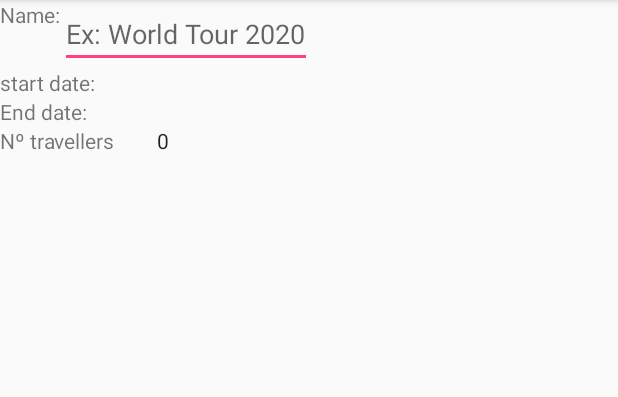
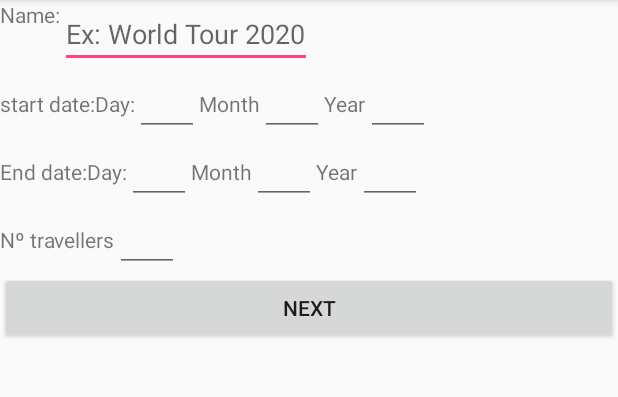
Before and after one commit to tiagoffmr/CrespoFamilyTrips, an Android app: the newTrip screen opened directly, with no data from a screen before it, on a phone screen of 412 x 824 dp, the part 84-481 px from its top. Run offline under Robolectric (Android 15) with nearby library versions, the phone set to English and light mode, and no system bars.

```diff
--- a/app/build.gradle
+++ b/app/build.gradle
@@ -4,7 +4,7 @@ android {
     compileSdkVersion 28
     defaultConfig {
         applicationId "com.nbacademy.crespofamilytrips.crespofamilytrips"
-        minSdkVersion 27
+        minSdkVersion 24
         targetSdkVersion 28
         versionCode 1
         versionName "1.0"
--- /dev/null
+++ b/app/src/main/java/com/nbacademy/crespofamilytrips/crespofamilytrips/DBUtils.java
@@ -0,0 +1,156 @@
+package com.nbacademy.crespofamilytrips.crespofamilytrips;
+
+import android.content.ContentValues;
+import android.content.Context;
+import android.database.sqlite.SQLiteDatabase;
+import android.database.sqlite.SQLiteOpenHelper;
+import android.util.Log;
+
+import java.util.HashMap;
+
+public class DBUtils extends SQLiteOpenHelper {
+    private static final int DATABASE_VERSION = 1;
+    public static final String DATABASE_NAME = "CrespoTrips";
+    public static final String TRIP_TABLE_NAME = "Trip";
+    public static final String TRIP_COLUMN_ID = "Trip_ID";
+    public static final String TRIP_COLUMN_NAME = "Trip_Name";
+    public static final String TRIP_COLUMN_FAMILY_NUMBER = "Family_Number";
+    public static final String TRIP_COLUMN_START_DATE = "Start_Date";
+
+    public static final String DESTINATION_TABLE_NAME = "Destination";
+    public static final String DESTINATION_COLUMN_ID = "Destination_ID";
+    public static final String DESTINATION_COLUMN_TRIP_ID = "Destination_Trip_ID";
+    public static final String DESTINATION_COLUMN_NAME = "Destination_name";
+    public static final String DESTINATION_COLUMN_DAYS = "Number_days";
+
+    public static final String CATEGORY_TABLE_NAME = "Category";
+    public static final String CATEGORY_COLUMN_ID = "Category_ID";
+    public static final String CATEGORY_COLUMN_DESTINATION_ID = "Category_Destination_ID";
+    public static final String CATEGORY_COLUMN_NAME = "Category_name";
+    public static final String CATEGORY_COLUMN_BUDGET = "Budget";
+
+    public static final String SUB_CATEGORY_TABLE_NAME = "Sub_Category";
+    public static final String SUB_CATEGORY_COLUMN_CATEGORY_ID = "Sub_Category_Category_ID";
+    public static final String SUB_CATEGORY_COLUMN_SUB_CATEGORY_ID = "Sub_Category_ID";
+    public static final String SUB_CATEGORY_COLUMN_SUB_CATEGORY_NAME = "Sub_Category_Name";
+    public static final String SUB_CATEGORY_COLUMN_SUB_CATEGORY_PERCENTAGE = "Sub_Category_Percentage";
+
+    public static final String EXPENSE_TABLE_NAME = "Expense";
+    public static final String EXPENSE_COLUMN_ID = "Expense_ID";
+    public static final String EXPENSE_COLUMN_CATEGORY_ID = "Expense_Category_ID";
+    public static final String EXPENSE_COLUMN_DESCRIPTION = "Expense_description";
+    public static final String EXPENSE_COLUMN_AMOUNT = "Expense_amount";
+    private HashMap hp;
+
+    public DBUtils(Context context) {
+        super(context, DATABASE_NAME, null, DATABASE_VERSION);
+    }
+
+    @Override
+    public void onCreate(SQLiteDatabase db) {
+        Log.d("puta", "VAI PARA O CRL MONTEIRO");
+        String CREATE_TABLE_TRIP = "CREATE TABLE IF NOT EXISTS " + TRIP_TABLE_NAME + "("
+                + TRIP_COLUMN_ID + " INTEGER PRIMARY KEY AUTOINCREMENT,"
+                + TRIP_COLUMN_NAME + " TEXT NOT NULL,"
+                + TRIP_COLUMN_FAMILY_NUMBER + " INTEGER NOT NULL,"
+                + TRIP_COLUMN_START_DATE + " TEXT NOT NULL);";
+        db.execSQL(CREATE_TABLE_TRIP);
+
+        String CREATE_TABLE_DESTINATION = "CREATE TABLE IF NOT EXISTS " + DESTINATION_TABLE_NAME + "("
+                + DESTINATION_COLUMN_ID + " INTEGER PRIMARY KEY AUTOINCREMENT,"
+                + DESTINATION_COLUMN_TRIP_ID + " INTEGER NOT NULL,"
+                + DESTINATION_COLUMN_NAME + " TEXT NOT NULL,"
+                + DESTINATION_COLUMN_DAYS + " INTEGER NOT NULL,"
+                + "FOREIGN KEY" + "(" + DESTINATION_COLUMN_TRIP_ID + ")"
+                + "REFERENCES " + TRIP_TABLE_NAME + "(" + TRIP_COLUMN_ID + ")" + ");";
+        db.execSQL(CREATE_TABLE_DESTINATION);
+
+        String CREATE_TABLE_CATEGORY = "CREATE TABLE IF NOT EXISTS " + CATEGORY_TABLE_NAME + "("
+                + CATEGORY_COLUMN_ID + " INTEGER PRIMARY KEY AUTOINCREMENT,"
+                + CATEGORY_COLUMN_DESTINATION_ID + " INTEGER,"
+                + CATEGORY_COLUMN_NAME + " TEXT,"
+                + CATEGORY_COLUMN_BUDGET + " INTEGER,"
+                + "FOREIGN KEY" + "(" + CATEGORY_COLUMN_DESTINATION_ID + ")"
+                + "REFERENCES " + DESTINATION_TABLE_NAME + "(" + DESTINATION_COLUMN_ID + ")" + ");";
+        db.execSQL(CREATE_TABLE_CATEGORY);
+
+        String CREATE_TABLE_SUB_CATEGORY = "CREATE TABLE IF NOT EXISTS " + SUB_CATEGORY_TABLE_NAME + "("
+                + SUB_CATEGORY_COLUMN_CATEGORY_ID + " INTEGER,"
+                + SUB_CATEGORY_COLUMN_SUB_CATEGORY_ID + " INTEGER PRIMARY KEY AUTOINCREMENT,"
+                + SUB_CATEGORY_COLUMN_SUB_CATEGORY_NAME + " TEXT,"
+                + SUB_CATEGORY_COLUMN_SUB_CATEGORY_PERCENTAGE + " INTEGER,"
+                + "FOREIGN KEY" + "(" + SUB_CATEGORY_COLUMN_CATEGORY_ID + ")"
+                + "REFERENCES " + CATEGORY_TABLE_NAME + "(" + CATEGORY_COLUMN_ID + ")" + ");";
+        db.execSQL(CREATE_TABLE_SUB_CATEGORY);
+
+        String CREATE_TABLE_EXPENSE = "CREATE TABLE IF NOT EXISTS " + EXPENSE_TABLE_NAME + "("
+                + EXPENSE_COLUMN_ID + " INTEGER PRIMARY KEY AUTOINCREMENT,"
+                + EXPENSE_COLUMN_CATEGORY_ID + " INTEGER,"
+                + EXPENSE_COLUMN_DESCRIPTION + " TEXT,"
+                + EXPENSE_COLUMN_AMOUNT + " INTEGER,"
+                + "FOREIGN KEY" + "(" + EXPENSE_COLUMN_CATEGORY_ID + ")"
+                + "REFERENCES " + CATEGORY_TABLE_NAME + "(" + CATEGORY_COLUMN_ID + ")" + ");";
+        db.execSQL(CREATE_TABLE_EXPENSE);
+    }
+
+    @Override
+    public void onUpgrade(SQLiteDatabase db, int oldVersion, int newVersion) {
+        db.execSQL("DROP TABLE IF EXISTS Destination");
+        db.execSQL("DROP TABLE IF EXISTS Trip");
+        db.execSQL("DROP TABLE IF EXISTS Category");
+        db.execSQL("DROP TABLE IF EXISTS Sub_Category");
+        db.execSQL("DROP TABLE IF EXISTS Expense");
+        onCreate(db);
+    }
+
+
+    public String Insert_trip(String trip_name, int family_number, String start_date) {
+        SQLiteDatabase db = this.getWritableDatabase();
+        ContentValues contentValues = new ContentValues();
+        contentValues.put(TRIP_COLUMN_NAME, trip_name);
+        contentValues.put(TRIP_COLUMN_FAMILY_NUMBER, family_number);
+        contentValues.put(TRIP_COLUMN_START_DATE, start_date);
+        db.insert("Trip", null, contentValues);
+        return "Trip created";
+    }
+
+    public String Insert_Destination(int Destination_Trip_ID, String Destination_name, int Number_days) {
+        SQLiteDatabase db = this.getWritableDatabase();
+        ContentValues contentValues = new ContentValues();
+        contentValues.put(DESTINATION_COLUMN_TRIP_ID, Destination_Trip_ID);
+        contentValues.put(DESTINATION_COLUMN_NAME, Destination_name);
+        contentValues.put(DESTINATION_COLUMN_DAYS, Number_days);
+        db.insert(DESTINATION_TABLE_NAME, null, contentValues);
+        return "Destination Created";
+    }
+
+    public String Insert_category(int Category_Destination_ID, String Category_name, int Budget) {
+        SQLiteDatabase db = this.getWritableDatabase();
+        ContentValues contentValues = new ContentValues();
+        contentValues.put("Category_Destination_ID", Category_Destination_ID);
+        contentValues.put("Category_name", Category_name);
+        contentValues.put("Budget", Budget);
+        db.insert("Category", null, contentValues);
+        return "Category Created";
+    }
+
+    public String Insert_sub_category(int Sun_Category_Category_ID, String Sub_Category_Name, int Sub_Category_Percentage) {
+        SQLiteDatabase db = this.getWritableDatabase();
+        ContentValues contentValues = new ContentValues();
+        contentValues.put("Sun_Category_Category_ID", Sun_Category_Category_ID);
+        contentValues.put("Sub_Category_Name", Sub_Category_Name);
+        contentValues.put("Sub_Category_Percentage", Sub_Category_Percentage);
+        db.insert("Sub_Category", null, contentValues);
+        return "Sub_Category Created";
+    }
+
+    public String Insert_expense(int Expense_Category_ID, String Expense_description, int Expense_amount) {
+        SQLiteDatabase db = this.getWritableDatabase();
+        ContentValues contentValues = new ContentValues();
+        contentValues.put("Expense_Category_ID", Expense_Category_ID);
+        contentValues.put("Expense_description", Expense_description);
+        contentValues.put("Expense_amount", Expense_amount);
+        db.insert("Expense", null, contentValues);
+        return "Expense Created";
+    }
+}
--- a/app/src/main/java/com/nbacademy/crespofamilytrips/crespofamilytrips/newTrip.java
+++ b/app/src/main/java/com/nbacademy/crespofamilytrips/crespofamilytrips/newTrip.java
@@ -1,8 +1,12 @@
 package com.nbacademy.crespofamilytrips.crespofamilytrips;
 
 import android.content.Context;
+import android.content.Intent;
+import android.database.sqlite.SQLiteDatabase;
 import android.os.Bundle;
 import android.support.v7.app.AppCompatActivity;
+import android.view.View;
+import android.widget.Button;
 import android.widget.DatePicker;
 import android.widget.EditText;
 import android.widget.NumberPicker;
@@ -10,13 +14,17 @@ import android.widget.TextView;
 
 import com.nbacademy.crespofamilytrips.crespofamilytrips.R;
 
+import java.text.DateFormat;
+import java.text.SimpleDateFormat;
+
 public class newTrip extends AppCompatActivity {
     Context mContext;
 
     TextView idTripName, idStartDate, idEndDate, idNumberOfTravellers;
-    EditText idTripNameInput;
-    DatePicker idStartDateInput, idEndDateInput;
-    NumberPicker idNumberOfTravellersInput;
+    EditText idTripNameInput , startDay , startMonth , startYear , endDay , endMonth , endYear , nrTrav;
+    Button nextB;
+    String[] tripInfo = new String[] {"", "", "" , ""}; //NOME ,DATAT INICIO, DAATA FIM ,NR PESSOAS
+
 
 
     @Override
@@ -24,7 +32,32 @@ public class newTrip extends AppCompatActivity {
         super.onCreate(savedInstanceState);
         setContentView(R.layout.activity_new_trip);
 
+        SQLiteDatabase db = openOrCreateDatabase("CrespoTrips",MODE_PRIVATE,null);
+        final DBUtils dbU = new DBUtils(this);
+        dbU.onCreate(db);
+
         init();
+
+        nextB.setOnClickListener(new View.OnClickListener() {
+            @Override
+            public void onClick(View view) {
+
+                String startAux  = startDay.getText() + "-" + startMonth.getText()+ "-" + startYear.getText();
+                String endAux  = endDay.getText() + "-" + endMonth.getText()+ "-" + endYear.getText();
+
+                tripInfo = new String[] {String.valueOf(idTripNameInput.getText()), startAux , endAux , String.valueOf(idNumberOfTravellers.getText())};
+                int pila=Integer.parseInt("200");
+                dbU.Insert_trip(tripInfo[0] , pila , tripInfo[1]);
+
+                //TODO INSERT
+
+
+
+                Intent i = new Intent(newTrip.this, DestinationsConfig.class);
+                startActivity(i);
+            }
+        });
+
     }
 
     void init(){
@@ -33,12 +66,17 @@ public class newTrip extends AppCompatActivity {
         idStartDate = findViewById(R.id.idStartDate);
         idEndDate = findViewById(R.id.idEndDate);
         idNumberOfTravellers = findViewById(R.id.idNumberOfTravellers);
-        idNumberOfTravellersInput = findViewById(R.id.idNumberOfTravellersInput);
+        nrTrav = findViewById(R.id.idNumberOfTravellersInput);
         idTripNameInput = findViewById(R.id.idTripNameInput);
-        idStartDateInput = findViewById(R.id.idStartDateInput);
-        idEndDateInput = findViewById(R.id.idEndDateInput);
+        startDay = findViewById(R.id.startDayPicker);
+        startMonth = findViewById(R.id.startMonthPicker);
+        startYear = findViewById(R.id.startYearPicker);
+        endDay = findViewById(R.id.endDayPicker);
+        endMonth = findViewById(R.id.endMonthPicker);
+        endYear = findViewById(R.id.endYearPicker);
+        nextB = findViewById(R.id.idBtnToGoNext2);
+    }
 
 
 
-    }
 }
--- a/app/src/main/res/layout/activity_destinations_config.xml
+++ b/app/src/main/res/layout/activity_destinations_config.xml
@@ -7,6 +7,7 @@
     tools:context=".DestinationsConfig">
 
     <android.support.v7.widget.RecyclerView
+        android:id="@+id/destiny_list"
         android:layout_width="wrap_content"
         android:layout_height="wrap_content"
         android:layout_marginTop="24dp"
@@ -34,7 +35,7 @@
         app:layout_constraintStart_toStartOf="parent" />
 
     <android.support.design.widget.FloatingActionButton
-        android:id="@+id/floatingActionButton"
+        android:id="@+id/add_destiny"
         android:layout_width="wrap_content"
         android:layout_height="wrap_content"
         android:layout_marginEnd="24dp"
--- a/app/src/main/res/layout/activity_new_trip.xml
+++ b/app/src/main/res/layout/activity_new_trip.xml
@@ -4,21 +4,14 @@
     xmlns:tools="http://schemas.android.com/tools"
     android:layout_width="match_parent"
     android:layout_height="match_parent"
-    tools:context=".ui.newTrip">
+    tools:context=".newTrip">
+
 
     <LinearLayout
         android:id="@+id/lay_main"
         android:layout_width="match_parent"
         android:layout_height="wrap_content"
         android:orientation="vertical">
-
-        <!--<ImageView
-            android:id="@+id/imageView4"
-            android:layout_width="wrap_content"
-            android:layout_height="wrap_content"
-            android:layout_marginTop="0dp"
-            android:layout_marginBottom="0dp"
-            app:srcCompat="@drawable/imagemfundo" />-->
 
         <LinearLayout
             android:layout_width="wrap_content"
@@ -47,12 +40,40 @@
                 android:layout_width="wrap_content"
                 android:layout_height="wrap_content"
                 android:text="@string/startDate"/>
-            <DatePicker
-                android:id="@+id/idStartDateInput"
+            <TextView
+                android:id="@+id/startDay"
                 android:layout_width="wrap_content"
-                android:layout_height="match_parent"
-                android:calendarViewShown="false"
-                android:datePickerMode="spinner"/>
+                android:layout_height="wrap_content"
+                android:text="@string/day"/>
+            <EditText
+                android:id="@+id/startDayPicker"
+                android:layout_width="wrap_content"
+                android:layout_height="wrap_content"
+                android:ems="2"
+                android:inputType="number" />
+            <TextView
+                android:id="@+id/startMonth"
+                android:layout_width="wrap_content"
+                android:layout_height="wrap_content"
+                android:text="@string/month"/>
+            <EditText
+                android:id="@+id/startMonthPicker"
+                android:layout_width="wrap_content"
+                android:layout_height="wrap_content"
+                android:ems="2"
+                android:inputType="number" />
+            <TextView
+                android:id="@+id/startYear"
+                android:layout_width="wrap_content"
+                android:layout_height="wrap_content"
+                android:text="@string/year"/>
+            <EditText
+                android:id="@+id/startYearPicker"
+                android:layout_width="wrap_content"
+                android:layout_height="wrap_content"
+                android:ems="2"
+                android:inputType="number" />
+
         </LinearLayout>
 
         <LinearLayout
@@ -64,12 +85,41 @@
                 android:layout_width="wrap_content"
                 android:layout_height="wrap_content"
                 android:text="@string/endDate"/>
-            <DatePicker
-                android:id="@+id/idEndDateInput"
+
+            <TextView
+                android:id="@+id/endDay"
                 android:layout_width="wrap_content"
-                android:layout_height="match_parent"
-                android:calendarViewShown="false"
-                android:datePickerMode="spinner"/>
+                android:layout_height="wrap_content"
+                android:text="@string/day"/>
+            <EditText
+                android:id="@+id/endDayPicker"
+                android:layout_width="wrap_content"
+                android:layout_height="wrap_content"
+                android:ems="2"
+                android:inputType="number" />
+            <TextView
+                android:id="@+id/endMonth"
+                android:layout_width="wrap_content"
+                android:layout_height="wrap_content"
+                android:text="@string/month"/>
+            <EditText
+                android:id="@+id/endMonthPicker"
+                android:layout_width="wrap_content"
+                android:layout_height="wrap_content"
+                android:ems="2"
+                android:inputType="number" />
+            <TextView
+                android:id="@+id/endYear"
+                android:layout_width="wrap_content"
+                android:layout_height="wrap_content"
+                android:text="@string/year"/>
+            <EditText
+                android:id="@+id/endYearPicker"
+                android:layout_width="wrap_content"
+                android:layout_height="wrap_content"
+                android:ems="2"
+                android:inputType="number" />
+
         </LinearLayout>
 
         <LinearLayout
@@ -81,16 +131,23 @@
                 android:layout_width="wrap_content"
                 android:layout_height="wrap_content"
                 android:text="@string/numeroPassangeiros"/>
-            <NumberPicker
+            <EditText
                 android:id="@+id/idNumberOfTravellersInput"
                 android:layout_width="wrap_content"
-                android:layout_height="match_parent"/>
+                android:layout_height="wrap_content"
+                android:ems="2"
+                android:inputType="number" />
 
 
         </LinearLayout>
 
+        <Button
+            android:id="@+id/idBtnToGoNext2"
+            android:layout_width="match_parent"
+            android:layout_height="wrap_content"
+            android:text="@string/strBtnToGoNext"
+            app:layout_constraintBottom_toBottomOf="parent" />
+
     </LinearLayout>
 
-
-
 </RelativeLayout>
--- a/app/src/main/res/values/strings.xml
+++ b/app/src/main/res/values/strings.xml
@@ -17,4 +17,7 @@
     <string name="my_trips">My Trips</string>
     <string name="trip">trip</string>
     <string name="days">days</string>
+    <string name="year">Year</string>
+    <string name="month">Month</string>
+    <string name="day">Day:</string>
 </resources>
```
Also changed, not shown: app/src/main/java/com/nbacademy/crespofamilytrips/crespofamilytrips/Category.java (added, +79 -0 lines), app/src/main/java/com/nbacademy/crespofamilytrips/crespofamilytrips/Destination.java (added, +59 -0 lines), app/src/main/java/com/nbacademy/crespofamilytrips/crespofamilytrips/DestinationsConfig.java (+43 -0 lines), app/src/main/java/com/nbacademy/crespofamilytrips/crespofamilytrips/Expenses.java (added, +40 -0 lines), app/src/main/java/com/nbacademy/crespofamilytrips/crespofamilytrips/NewDestinyActivity.java (+22 -24 lines), app/src/main/java/com/nbacademy/crespofamilytrips/crespofamilytrips/Report.java (added, +18 -0 lines), app/src/main/java/com/nbacademy/crespofamilytrips/crespofamilytrips/Subcategory.java (added, +31 -0 lines), app/src/main/java/com/nbacademy/crespofamilytrips/crespofamilytrips/Trip.java (added, +70 -0 lines), app/src/main/java/com/nbacademy/crespofamilytrips/crespofamilytrips/TripUtils.java (added, +9 -0 lines), app/src/main/res/layout/activity_new_destiny.xml (+13 -12 lines), 1 other file.
